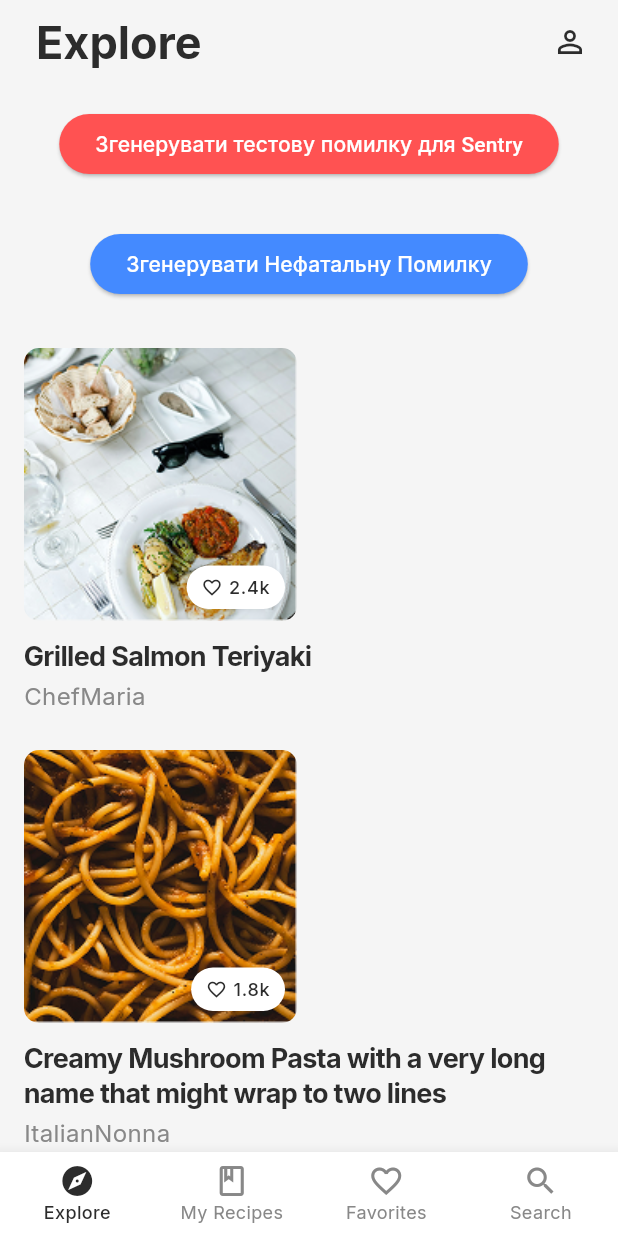
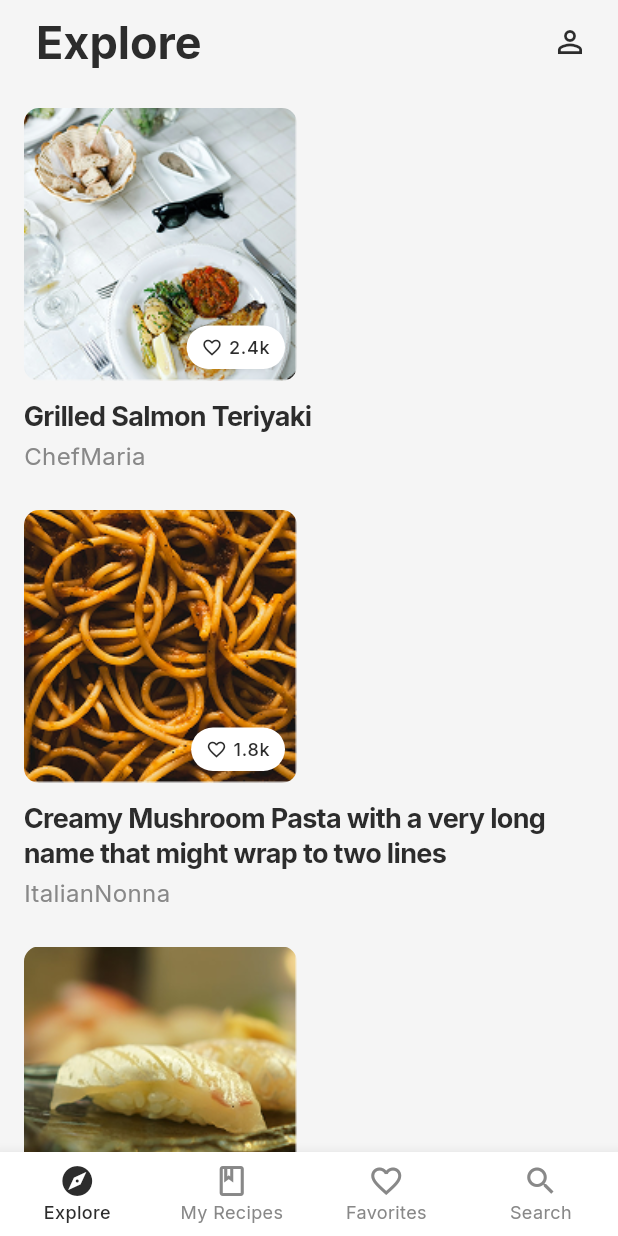
Before and after one commit to Ihnore-Ihor/FurTable-Recipe-App, a Flutter app: the ExploreScreen screen opened directly, on a phone screen of 412 x 824 dp. Run offline on Flutter 3.47's test engine with Material 3 defaults, Android fonts, the phone set to English and light mode, and no system bars; our stand-ins replace firebase_analytics, firebase_auth, firebase_core, flutter_svg, google_fonts, sentry_flutter; accounts and stored records are empty; statements that could not run were skipped.

Commit message:
remove test buttons in explore

```diff
--- a/lib/features/explore/screens/explore_screen.dart
+++ b/lib/features/explore/screens/explore_screen.dart
@@ -5,7 +5,6 @@ import 'package:furtable/core/app_theme.dart';
 import 'package:furtable/features/explore/widgets/recipe_card.dart';
 import 'package:furtable/features/favorites/screens/favorites_screen.dart';
 import 'package:furtable/features/loading/screens/loading_screen.dart';
-import 'package:sentry_flutter/sentry_flutter.dart';
 
 class ExploreScreen extends StatefulWidget {
   const ExploreScreen({super.key});
@@ -35,27 +34,6 @@ class _ExploreScreenState extends State<ExploreScreen> {
       return 2;
     } else {
       return 1;
-    }
-  }
-
-  Future<void> _simulateFailedDataFetch() async {
-    try {
-      throw Exception(
-        'Simulated Non-Fatal API Error: Could not fetch recipes.',
-      );
-    } catch (exception, stackTrace) {
-      await Sentry.captureException(exception, stackTrace: stackTrace);
-      if (mounted) {
-        ScaffoldMessenger.of(context).showSnackBar(
-          const SnackBar(
-            backgroundColor: Colors.amber,
-            content: Text(
-              'Could not load new recipes. Please try again later.',
-              style: TextStyle(color: AppTheme.darkCharcoal),
-            ),
-          ),
-        );
-      }
     }
   }
 
@@ -131,36 +109,6 @@ class _ExploreScreenState extends State<ExploreScreen> {
       ),
       body: Column(
         children: [
-          Padding(
-            padding: const EdgeInsets.all(16.0),
-            child: ElevatedButton(
-              style: ElevatedButton.styleFrom(
-                backgroundColor: Colors.redAccent,
-              ),
-              onPressed: () {
-                throw Exception(
-                  'Це тестова помилка від Sentry! Час: ${DateTime.now()}',
-                );
-              },
-              child: const Text(
-                'Згенерувати тестову помилку для Sentry',
-                style: TextStyle(color: Colors.white),
-              ),
-            ),
-          ),
-          Padding(
-            padding: const EdgeInsets.all(16.0),
-            child: ElevatedButton(
-              style: ElevatedButton.styleFrom(
-                backgroundColor: Colors.blueAccent,
-              ),
-              onPressed: _simulateFailedDataFetch,
-              child: const Text(
-                'Згенерувати Нефатальну Помилку',
-                style: TextStyle(color: Colors.white),
-              ),
-            ),
-          ),
           Expanded(
             child: AlignedGridView.count(
               padding: const EdgeInsets.all(16),
```
